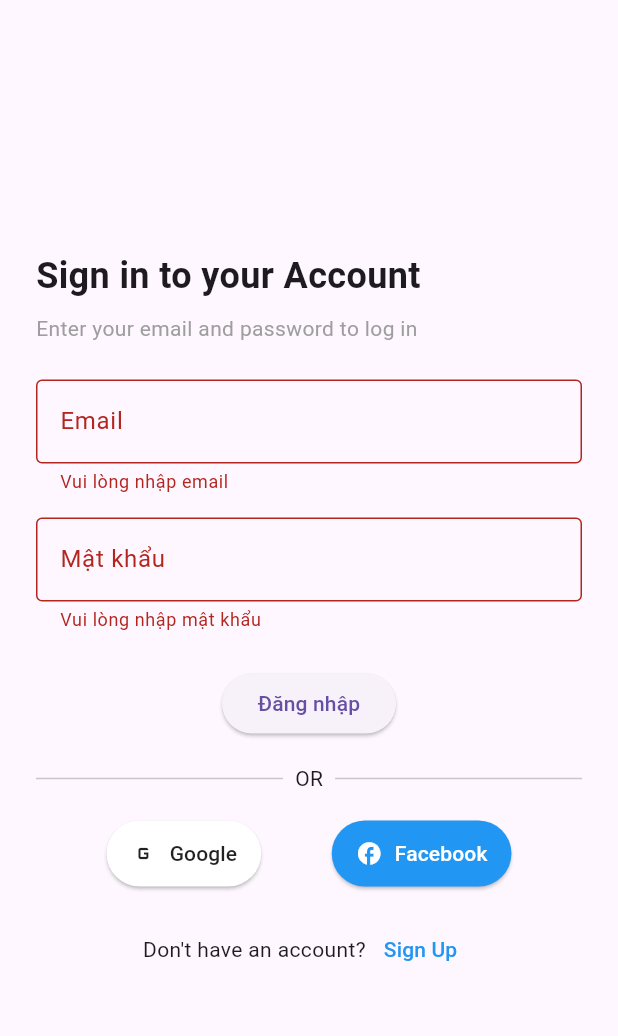
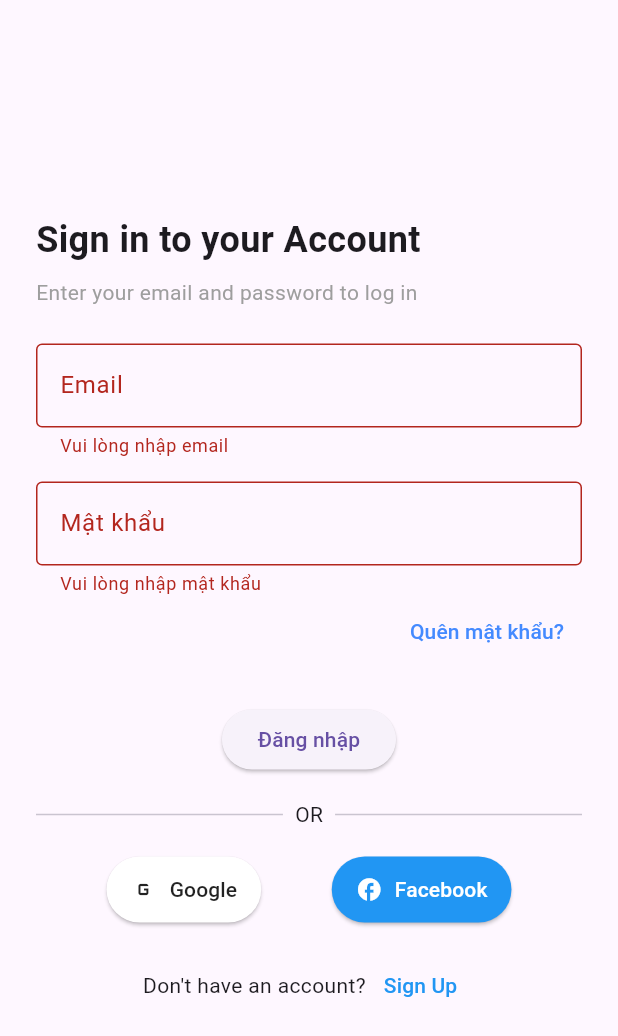
Before and after one commit to NQPhong123/mangadive, a Flutter app: the screen it shows after launch, after a tap on "Đăng nhập", on a phone screen of 412 x 824 dp. Shown: the top 1036 px of the screen. Run offline on Flutter 3.47's test engine with Material 3 defaults, Android fonts, the phone set to English and light mode, and no system bars; our stand-ins replace cloud_firestore, firebase_auth, firebase_core, google_sign_in, image_picker; missing offline and left inert: cloudinary_public, flutter_facebook_auth; accounts and stored records are empty; network calls fail.

Commit message:
Thêm tính năng quên mật khẩu
Thêm tính năng quên mật khẩu, sắp xếp lại file theo mô hình MVC

```diff
--- /dev/null
+++ b/devtools_options.yaml
@@ -0,0 +1,3 @@
+description: This file stores settings for Dart & Flutter DevTools.
+documentation: https://docs.flutter.dev/tools/devtools/extensions#configure-extension-enablement-states
+extensions:
--- a/lib/main.dart
+++ b/lib/main.dart
@@ -1,8 +1,10 @@
 import 'package:flutter/material.dart';
 import 'package:firebase_core/firebase_core.dart';
-import 'package:mangadive/view/screens/home_screen.dart';
-import 'package:mangadive/view/screens/login_screen.dart.dart';
-import 'package:mangadive/view/screens/register_screen.dart';
+import 'package:mangadive/routes/app_routes.dart';
+import 'package:mangadive/view/screens/user/login_logout/login_screen.dart.dart';
+import 'package:provider/provider.dart';
+import 'package:mangadive/controllers/auth_controller.dart'; // Import AuthController
+import 'package:mangadive/view/screens/user/home_screen.dart';
 import 'package:mangadive/view/screens/admin/admin_screen.dart';
 import 'package:mangadive/view/screens/admin/add_manga_screen.dart';
 import 'package:mangadive/view/screens/admin/edit_manga_screen.dart';
@@ -26,7 +28,17 @@ void main() async {
   } catch (e) {
     _logger.severe("❌ Lỗi khi khởi tạo Firebase:::: $e");
   }
-  runApp(const MyApp());
+
+  runApp(
+    MultiProvider(
+      providers: [
+        ChangeNotifierProvider(
+          create: (context) => AuthController(),
+        ), // Cung cấp AuthController
+      ],
+      child: const MyApp(),
+    ),
+  );
 }
 
 class MyApp extends StatelessWidget {
@@ -37,10 +49,8 @@ class MyApp extends StatelessWidget {
     return MaterialApp(
       debugShowCheckedModeBanner: false,
       home: const LoginScreen(),
-      routes: {
-        '/register': (context) => const RegisterScreen(),
-        '/home': (context) => const HomeScreen(),
-      },
+      initialRoute: AppRoutes.login, // Màn hình khởi động là Login
+      routes: AppRoutes.routes,
       onGenerateRoute: (settings) {
         final routeName = settings.name;
         if (routeName == null) return null;
--- /dev/null
+++ b/lib/routes/app_routes.dart
@@ -0,0 +1,24 @@
+import 'package:flutter/material.dart';
+
+import 'package:mangadive/view/screens/admin/admin_screen.dart';
+import 'package:mangadive/view/screens/user/home_screen.dart';
+import 'package:mangadive/view/screens/user/login_logout/forgot_password_screen.dart';
+import 'package:mangadive/view/screens/user/login_logout/login_screen.dart.dart';
+import 'package:mangadive/view/screens/user/login_logout/register_screen.dart';
+
+// Quản lý tất cả routes tại đây
+class AppRoutes {
+  static const String login = '/login';
+  static const String register = '/register';
+  static const String home = '/home';
+  static const String forgotPassword = '/forgot-password';
+  static const String admin = '/admin';
+
+  static Map<String, WidgetBuilder> routes = {
+    login: (context) => const LoginScreen(),
+    register: (context) => const RegisterScreen(),
+    home: (context) => const HomeScreen(),
+    forgotPassword: (context) => const ForgotPasswordScreen(),
+    admin: (context) => const AdminScreen(),
+  };
+}
--- a/lib/services/auth_service.dart
+++ b/lib/services/auth_service.dart
@@ -249,6 +249,11 @@ class AuthService {
     return null;
   }
 
+  // resetPassword
+  Future<void> resetPassword(String email) async {
+    await _auth.sendPasswordResetEmail(email: email);
+  }
+
   // Cập nhật thông tin user
   Future<void> updateUser(models.User user) async {
     try {
--- /dev/null
+++ b/lib/utils/validators.dart
@@ -0,0 +1,37 @@
+class Validators {
+  // Kiểm tra email hợp lệ
+  static String? validateEmail(String? email) {
+    if (email == null || email.isEmpty) {
+      return "Vui lòng nhập email";
+    }
+
+    final emailRegex = RegExp(
+      r'^[a-zA-Z0-9._%+-]+@[a-zA-Z0-9.-]+\.[a-zA-Z]{2,}$',
+    );
+
+    if (!emailRegex.hasMatch(email)) {
+      return "Email không hợp lệ";
+    }
+
+    return null; // Email hợp lệ
+  }
+
+  // Kiểm tra mật khẩu hợp lệ (Ít nhất 8 ký tự, bao gồm cả chữ và số)
+  static String? validatePassword(String? password) {
+    if (password == null || password.isEmpty) {
+      return "Vui lòng nhập mật khẩu";
+    }
+
+    if (password.length < 8) {
+      return "Mật khẩu phải có ít nhất 8 ký tự";
+    }
+
+    final passwordRegex = RegExp(r'^(?=.*[A-Za-z])(?=.*\d)[A-Za-z\d]{8,}$');
+
+    if (!passwordRegex.hasMatch(password)) {
+      return "Mật khẩu phải chứa ít nhất một chữ cái và một số";
+    }
+
+    return null; // Mật khẩu hợp lệ
+  }
+}
--- a/lib/view/screens/register_screen.dart
+++ b/lib/view/screens/user/login_logout/login_screen.dart.dart
@@ -1,49 +1,56 @@
 import 'package:flutter/material.dart';
-import '../widgets/register_form.dart';
+import '../../../widgets/form/login_form.dart';
+import '../../../widgets/form/social_login.dart';
 
-class RegisterScreen extends StatelessWidget {
-  const RegisterScreen({super.key});
+class LoginScreen extends StatelessWidget {
+  const LoginScreen({super.key});
 
   @override
   Widget build(BuildContext context) {
     return Scaffold(
-      appBar: AppBar(
-        leading: IconButton(
-          icon: const Icon(Icons.arrow_back),
-          onPressed: () {
-            Navigator.pop(context);
-          },
-        ),
-      ),
       body: Center(
         child: Padding(
           padding: const EdgeInsets.symmetric(horizontal: 24.0),
           child: SingleChildScrollView(
             child: Column(
+              mainAxisAlignment: MainAxisAlignment.center,
               crossAxisAlignment: CrossAxisAlignment.start,
               children: [
                 const Text(
-                  "Sign up",
-                  style: TextStyle(fontSize: 28, fontWeight: FontWeight.bold),
+                  "Sign in to your Account",
+                  style: TextStyle(fontSize: 24, fontWeight: FontWeight.bold),
                 ),
                 const SizedBox(height: 8),
                 const Text(
-                  "Create an account to continue!",
+                  "Enter your email and password to log in",
                   style: TextStyle(color: Colors.grey),
                 ),
                 const SizedBox(height: 24),
-                const RegisterForm(),
+                const LoginForm(),
+                const SizedBox(height: 16),
+                Row(
+                  children: [
+                    Expanded(child: Divider()),
+                    const Padding(
+                      padding: EdgeInsets.symmetric(horizontal: 8),
+                      child: Text("OR"),
+                    ),
+                    Expanded(child: Divider()),
+                  ],
+                ),
+                const SizedBox(height: 16),
+                SocialLogin(),
                 const SizedBox(height: 16),
                 Row(
                   mainAxisAlignment: MainAxisAlignment.center,
                   children: [
-                    const Text("Already have an account?"),
+                    const Text("Don't have an account?"),
                     TextButton(
                       onPressed: () {
-                        Navigator.pop(context);
+                        Navigator.pushNamed(context, '/register');
                       },
                       child: const Text(
-                        "Login",
+                        "Sign Up",
                         style: TextStyle(color: Colors.blue),
                       ),
                     ),
--- a/lib/view/screens/login_screen.dart.dart
+++ b/lib/view/screens/user/login_logout/register_screen.dart
@@ -1,56 +1,49 @@
 import 'package:flutter/material.dart';
-import '../widgets/login_form.dart';
-import '../widgets/social_login.dart';
+import '../../../widgets/form/register_form.dart';
 
-class LoginScreen extends StatelessWidget {
-  const LoginScreen({super.key});
+class RegisterScreen extends StatelessWidget {
+  const RegisterScreen({super.key});
 
   @override
   Widget build(BuildContext context) {
     return Scaffold(
+      appBar: AppBar(
+        leading: IconButton(
+          icon: const Icon(Icons.arrow_back),
+          onPressed: () {
+            Navigator.pop(context);
+          },
+        ),
+      ),
       body: Center(
         child: Padding(
           padding: const EdgeInsets.symmetric(horizontal: 24.0),
           child: SingleChildScrollView(
             child: Column(
-              mainAxisAlignment: MainAxisAlignment.center,
               crossAxisAlignment: CrossAxisAlignment.start,
               children: [
                 const Text(
-                  "Sign in to your Account",
-                  style: TextStyle(fontSize: 24, fontWeight: FontWeight.bold),
+                  "Sign up",
+                  style: TextStyle(fontSize: 28, fontWeight: FontWeight.bold),
                 ),
                 const SizedBox(height: 8),
                 const Text(
-                  "Enter your email and password to log in",
+                  "Create an account to continue!",
                   style: TextStyle(color: Colors.grey),
                 ),
                 const SizedBox(height: 24),
-                const LoginForm(),
-                const SizedBox(height: 16),
-                Row(
-                  children: [
-                    Expanded(child: Divider()),
-                    const Padding(
-                      padding: EdgeInsets.symmetric(horizontal: 8),
-                      child: Text("OR"),
-                    ),
-                    Expanded(child: Divider()),
-                  ],
-                ),
-                const SizedBox(height: 16),
-                SocialLogin(),
+                const RegisterForm(),
                 const SizedBox(height: 16),
                 Row(
                   mainAxisAlignment: MainAxisAlignment.center,
                   children: [
-                    const Text("Don't have an account?"),
+                    const Text("Already have an account?"),
                     TextButton(
                       onPressed: () {
-                        Navigator.pushNamed(context, '/register');
+                        Navigator.pop(context);
                       },
                       child: const Text(
-                        "Sign Up",
+                        "Login",
                         style: TextStyle(color: Colors.blue),
                       ),
                     ),
--- /dev/null
+++ b/lib/view/widgets/form/login_form.dart
@@ -0,0 +1,93 @@
+import 'package:flutter/material.dart';
+import 'package:mangadive/controllers/auth_controller.dart';
+import 'package:mangadive/utils/validators.dart';
+import 'package:provider/provider.dart';
+
+class LoginForm extends StatefulWidget {
+  const LoginForm({super.key});
+
+  @override
+  State<LoginForm> createState() => _LoginFormState();
+}
+
+class _LoginFormState extends State<LoginForm> {
+  final _formKey = GlobalKey<FormState>();
+  final _emailController = TextEditingController();
+  final _passwordController = TextEditingController();
+
+  @override
+  void dispose() {
+    _emailController.dispose();
+    _passwordController.dispose();
+    super.dispose();
+  }
+
+  @override
+  Widget build(BuildContext context) {
+    final authController = Provider.of<AuthController>(context);
+
+    return Form(
+      key: _formKey,
+      child: Column(
+        mainAxisAlignment: MainAxisAlignment.center,
+        children: [
+          TextFormField(
+            controller: _emailController,
+            decoration: const InputDecoration(
+              labelText: 'Email',
+              border: OutlineInputBorder(),
+            ),
+            keyboardType: TextInputType.emailAddress,
+            validator: (value) => Validators.validateEmail(value),
+          ),
+          const SizedBox(height: 16),
+          TextFormField(
+            controller: _passwordController,
+            decoration: const InputDecoration(
+              labelText: 'Mật khẩu',
+              border: OutlineInputBorder(),
+            ),
+            obscureText: true,
+            validator: (value) {
+              if (value == null || value.isEmpty) {
+                return 'Vui lòng nhập mật khẩu';
+              }
+              return null;
+            },
+          ),
+          Align(
+            alignment: Alignment.centerRight,
+            child: TextButton(
+              onPressed: () {
+                Navigator.pushNamed(context, '/forgot-password');
+              },
+              child: const Text(
+                'Quên mật khẩu?',
+                style: TextStyle(color: Colors.blueAccent),
+              ),
+            ),
+          ),
+          const SizedBox(height: 24),
+          ElevatedButton(
+            onPressed:
+                authController.isLoading
+                    ? null
+                    : () {
+                      if (_formKey.currentState!.validate()) {
+                        authController.login(
+                          context,
+                          _emailController.text,
+                          _passwordController.text,
+                        );
+                      }
+                    },
+            child:
+                authController.isLoading
+                    ? const CircularProgressIndicator()
+                    : const Text('Đăng nhập'),
+          ),
+        ],
+      ),
+    );
+  }
+}
--- a/lib/view/widgets/login_form.dart
+++ /dev/null
@@ -1,120 +0,0 @@
-import 'package:flutter/material.dart';
-import 'package:mangadive/services/auth_service.dart';
-import 'package:logging/logging.dart';
-
-class LoginForm extends StatefulWidget {
-  const LoginForm({super.key});
-
-  @override
-  State<LoginForm> createState() => _LoginFormState();
-}
-
-class _LoginFormState extends State<LoginForm> {
-  final _formKey = GlobalKey<FormState>();
-  final _emailController = TextEditingController();
-  final _passwordController = TextEditingController();
-  final _authService = AuthService();
-  final _logger = Logger('LoginForm');
-  bool _isLoading = false;
-
-  @override
-  void dispose() {
-    _emailController.dispose();
-    _passwordController.dispose();
-    super.dispose();
-  }
-
-  Future<void> _login() async {
-    if (!_formKey.currentState!.validate()) return;
-
-    setState(() => _isLoading = true);
-
-    try {
-      final user = await _authService.signInWithEmailAndPassword(
-        _emailController.text,
-        _passwordController.text,
-      );
-
-      if (!mounted) return;
-
-      if (user != null) {
-        _logger.info('Đăng nhập thành công: ${user.email}');
-
-        // Kiểm tra quyền admin và chuyển hướng
-        if (user.isAdmin) {
-          if (mounted) {
-            Navigator.pushReplacementNamed(context, '/admin');
-          }
-        } else {
-          if (mounted) {
-            Navigator.pushReplacementNamed(context, '/home');
-          }
-        }
-      } else {
-        _logger.warning('Đăng nhập thất bại: Email hoặc mật khẩu không đúng');
-        ScaffoldMessenger.of(context).showSnackBar(
-          const SnackBar(content: Text('Email hoặc mật khẩu không đúng')),
-        );
-      }
-    } catch (e) {
-      if (!mounted) return;
-      _logger.severe('Lỗi đăng nhập: $e');
-      ScaffoldMessenger.of(
-        context,
-      ).showSnackBar(SnackBar(content: Text('Lỗi: $e')));
-    } finally {
-      if (mounted) {
-        setState(() => _isLoading = false);
-      }
-    }
-  }
-
-  @override
-  Widget build(BuildContext context) {
-    return Form(
-      key: _formKey,
-      child: Column(
-        mainAxisAlignment: MainAxisAlignment.center,
-        children: [
-          TextFormField(
-            controller: _emailController,
-            decoration: const InputDecoration(
-              labelText: 'Email',
-              border: OutlineInputBorder(),
-            ),
-            keyboardType: TextInputType.emailAddress,
-            validator: (value) {
-              if (value == null || value.isEmpty) {
-                return 'Vui lòng nhập email';
-              }
-              return null;
-            },
-          ),
-          const SizedBox(height: 16),
-          TextFormField(
-            controller: _passwordController,
-            decoration: const InputDecoration(
-              labelText: 'Mật khẩu',
-              border: OutlineInputBorder(),
-            ),
-            obscureText: true,
-            validator: (value) {
-              if (value == null || value.isEmpty) {
-                return 'Vui lòng nhập mật khẩu';
-              }
-              return null;
-            },
-          ),
-          const SizedBox(height: 24),
-          ElevatedButton(
-            onPressed: _isLoading ? null : _login,
-            child:
-                _isLoading
-                    ? const CircularProgressIndicator()
-                    : const Text('Đăng nhập'),
-          ),
-        ],
-      ),
-    );
-  }
-}
--- a/pubspec.yaml
+++ b/pubspec.yaml
@@ -42,7 +42,7 @@ dependencies:
   flutter_facebook_auth: ^6.0.1
   google_sign_in: ^6.3.0
   cloudinary_public: ^0.21.0
-  provider: ^6.1.1
+  provider: ^6.1.2
   shared_preferences: ^2.2.2
   image_picker: ^1.0.7
   logging: ^1.2.0
```
Also changed, not shown: lib/controllers/auth_controller.dart (added, +93 -0 lines), lib/view/screens/user/login_logout/forgot_password_screen.dart (added, +63 -0 lines), lib/view/widgets/form/register_form.dart (renamed from lib/view/widgets/register_form.dart, +3 -10 lines), lib/view/screens/user/home_screen.dart (renamed from lib/view/screens/home_screen.dart), lib/view/widgets/form/social_login.dart (renamed from lib/view/widgets/social_login.dart).
